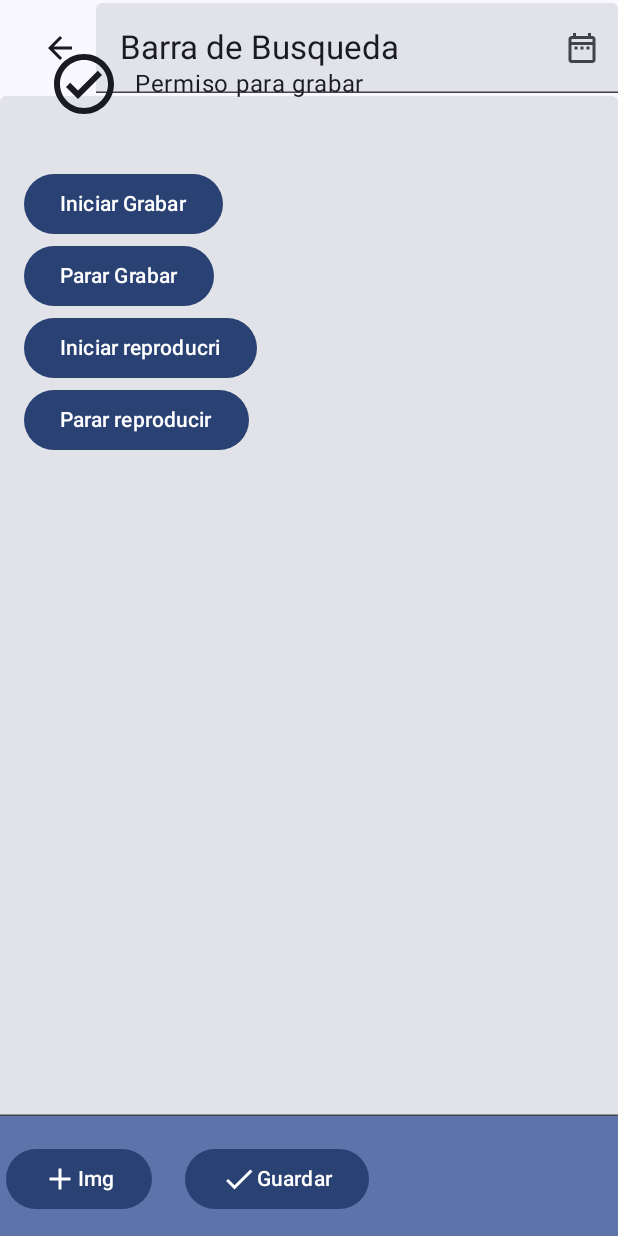
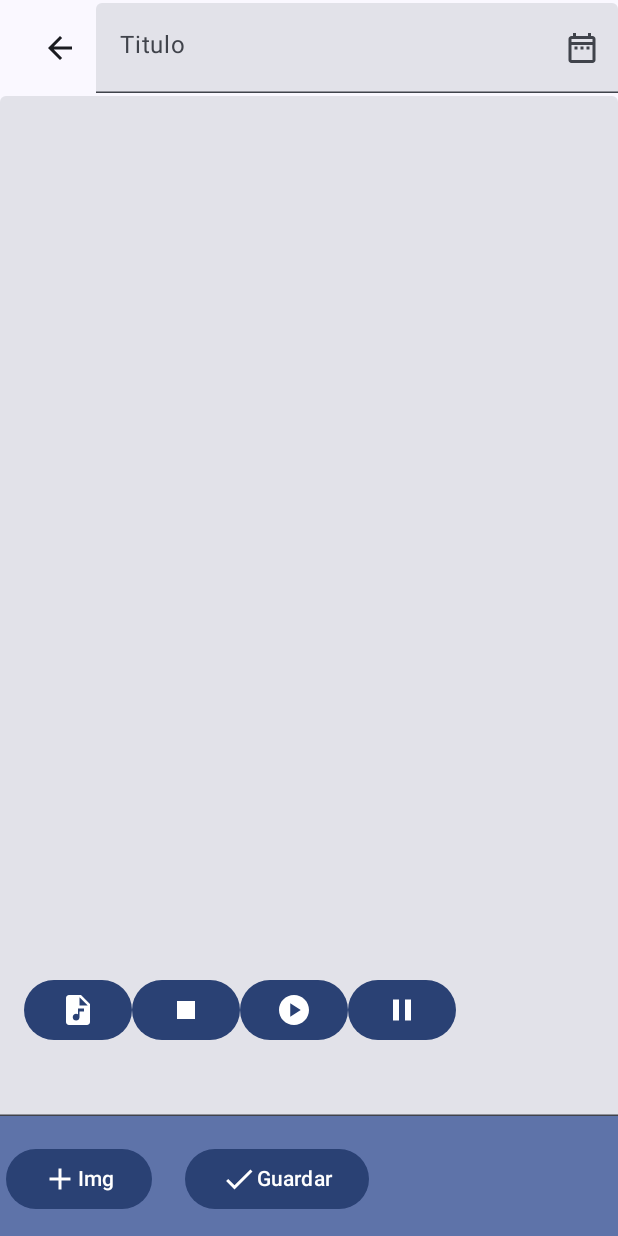
Before and after one commit to JRPG01/ProyectoMobil, an Android app built with Jetpack Compose: the ScaffoldNotas screen opened through its navigation route, on a phone screen of 412 x 824 dp. Run offline under Robolectric (Android 15) with nearby library versions, the light colour scheme and no system bars; libraries missing offline, so code that uses them is left out: com.google.android.exoplayer2; Roboto replaces fonts that are not available here.

Commit message:
Se compuso el audio no es lo mejor pero algo es algo

```diff
--- a/Pryecto de deberitas/app/src/main/java/com/example/notas/MainActivity.kt
+++ b/Pryecto de deberitas/app/src/main/java/com/example/notas/MainActivity.kt
@@ -3,11 +3,14 @@ package com.example.notas
 import android.os.Bundle
 import androidx.activity.ComponentActivity
 import androidx.activity.compose.setContent
+import androidx.compose.foundation.layout.Spacer
 import androidx.compose.foundation.layout.fillMaxSize
+import androidx.compose.foundation.layout.size
 import androidx.compose.material3.ExperimentalMaterial3Api
 import androidx.compose.material3.MaterialTheme
 import androidx.compose.material3.Surface
 import androidx.compose.ui.Modifier
+import androidx.compose.ui.unit.dp
 import androidx.navigation.compose.rememberNavController
 import com.example.notas.Navegacion.Navegation
 import com.example.notas.ui.theme.AndroidAudioPlayer
--- a/Pryecto de deberitas/app/src/main/java/com/example/notas/ui/theme/MiAudio.kt
+++ b/Pryecto de deberitas/app/src/main/java/com/example/notas/ui/theme/MiAudio.kt
@@ -17,6 +17,11 @@ import androidx.compose.foundation.layout.fillMaxWidth
 import androidx.compose.foundation.layout.padding
 import androidx.compose.foundation.layout.size
 import androidx.compose.material.icons.Icons
+import androidx.compose.material.icons.filled.AudioFile
+import androidx.compose.material.icons.filled.Pause
+import androidx.compose.material.icons.filled.PlayArrow
+import androidx.compose.material.icons.filled.PlayCircle
+import androidx.compose.material.icons.filled.Stop
 import androidx.compose.material.icons.outlined.CheckCircle
 import androidx.compose.material3.AlertDialog
 import androidx.compose.material3.Button
@@ -56,15 +61,10 @@ fun GrabarAudioScreen( onClickStGra: () -> Unit,
         Manifest.permission.RECORD_AUDIO
     )
 
-    //Realiza un seguimiento del estado del diálogo de justificación, necesario cuando el usuario requiere más justificación
     var rationaleState by remember {
         mutableStateOf<RationaleState?>(null)
     }
-    /*val fineLocationPermissionState = rememberMultiplePermissionsState(
-        listOf(
-            Manifest.permission.ACCESS_COARSE_LOCATION, Manifest.permission.ACCESS_FINE_LOCATION,
-        ),
-    )*/
+
     Box(
         Modifier
             .fillMaxSize()
@@ -85,7 +85,7 @@ fun GrabarAudioScreen( onClickStGra: () -> Unit,
                 onClickStGra,
                 onClickSpGra,
                 onClickStRe,
-                onClickStRe
+                onClickSpRe
             ) {
                 if (recordAudioPermissionState.status.shouldShowRationale) {
                     rationaleState = RationaleState(
@@ -121,24 +121,24 @@ fun PermissionRequestButton(isGranted: Boolean, title: String,
                 .padding(16.dp),
             verticalAlignment = Alignment.CenterVertically
         ) {
-            Icon(Icons.Outlined.CheckCircle, title, modifier = Modifier.size(48.dp))
             Spacer(Modifier.size(10.dp))
             Text(text = title, modifier = Modifier.background(Color.Transparent))
             Spacer(Modifier.size(10.dp))
 
         }
-        Column {
+        Spacer(modifier = Modifier.size(545.dp))
+        Row {
             Button(onClick = onClickStGra) {
-                Text("Iniciar Grabar")
+                Icon(imageVector = Icons.Default.AudioFile , contentDescription = "Iniciar Audio" )
             }
             Button(onClick = onClickSpGra) {
-                Text("Parar Grabar")
+                Icon(imageVector = Icons.Default.Stop , contentDescription = "Iniciar Audio" )
             }
             Button(onClick = onClickStRe) {
-                Text("Iniciar reproducri")
+                Icon(imageVector = Icons.Default.PlayCircle , contentDescription = "Reproduce Audio" )
             }
             Button(onClick = onClickSpRe) {
-                Text("Parar reproducir")
+                Icon(imageVector = Icons.Default.Pause , contentDescription = "Pause Audio" )
             }
         }
     } else {
--- a/Pryecto de deberitas/app/src/main/java/com/example/notas/ui/theme/Nota.kt
+++ b/Pryecto de deberitas/app/src/main/java/com/example/notas/ui/theme/Nota.kt
@@ -9,6 +9,7 @@ import androidx.activity.ComponentActivity
 import androidx.activity.compose.rememberLauncherForActivityResult
 import androidx.activity.compose.setContent
 import androidx.activity.result.contract.ActivityResultContracts
+import androidx.compose.foundation.ScrollState
 import androidx.compose.foundation.layout.Arrangement
 import androidx.compose.foundation.layout.Box
 import androidx.compose.foundation.layout.Column
@@ -18,6 +19,8 @@ import androidx.compose.foundation.layout.fillMaxSize
 import androidx.compose.foundation.layout.fillMaxWidth
 import androidx.compose.foundation.layout.padding
 import androidx.compose.foundation.layout.size
+import androidx.compose.foundation.rememberScrollState
+import androidx.compose.foundation.verticalScroll
 import androidx.compose.material.icons.Icons
 import androidx.compose.material.icons.filled.Add
 import androidx.compose.material.icons.filled.ArrowBack
@@ -76,7 +79,9 @@ class Nota : ComponentActivity() {
             NotasTheme {
                 // A surface container using the 'background' color from the theme
                 Surface(
-                    modifier = Modifier.fillMaxSize(),
+                    modifier = Modifier
+                        .fillMaxSize()
+                        .verticalScroll(rememberScrollState()),
                     color = MaterialTheme.colorScheme.background
                 ) {
                     ScaffoldNotas(navController = rememberNavController())
@@ -91,7 +96,7 @@ class Nota : ComponentActivity() {
 fun TopAppNotas(naveController: NavController,
     modifier: Modifier = Modifier) {
     var name by remember {
-        mutableStateOf("Barra de Busqueda")
+        mutableStateOf("")
     }
     /*calendario*/
     // Fetching the Local Context
@@ -140,6 +145,7 @@ fun TopAppNotas(naveController: NavController,
                 TextField(
                     value = name,
                     onValueChange = {name = it},
+                    label = { Text(text = "Titulo")},
                     modifier = Modifier.fillMaxWidth(),
                     trailingIcon = {
                         IconButton(onClick ={
--- a/Pryecto de deberitas/app/src/main/res/values/strings.xml
+++ b/Pryecto de deberitas/app/src/main/res/values/strings.xml
@@ -1,4 +1,4 @@
 <resources>
     <string name="app_name">Notas</string>
-    <string name="record_audio">Permiso para grabar</string>
+    <string name="record_audio"></string>
 </resources>
```
